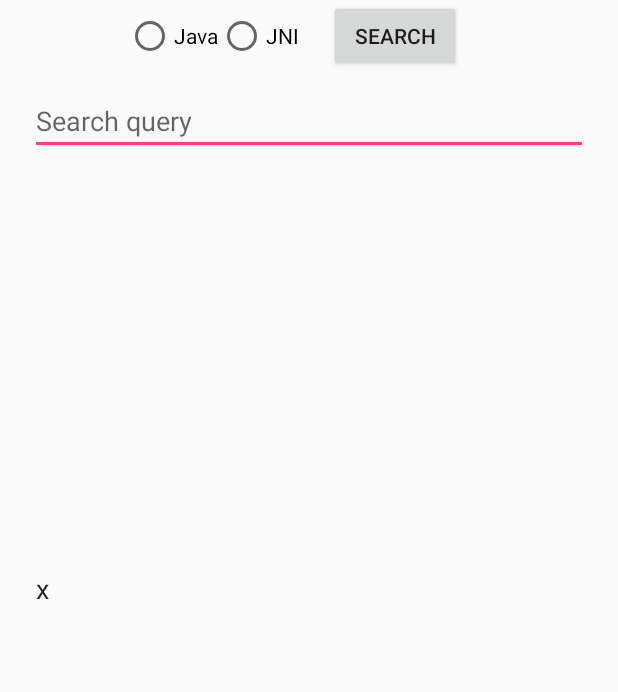
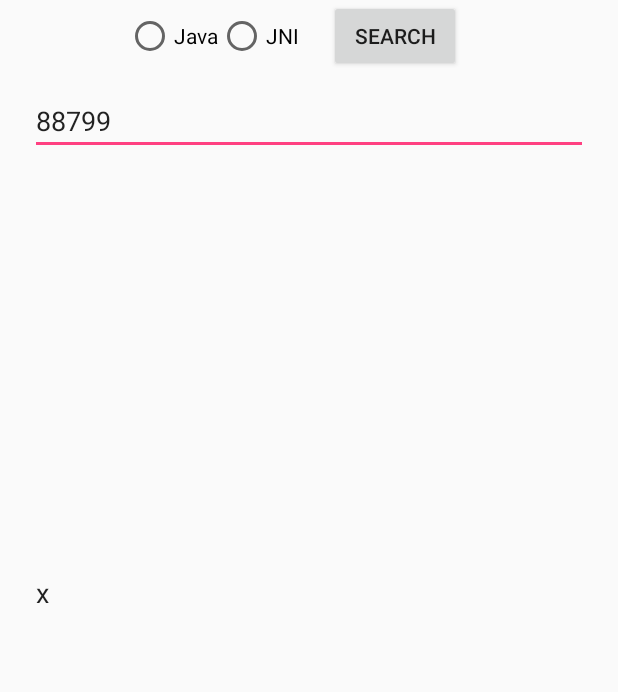
Before and after one commit to shobhitagarwal1612/SearchNative, an Android app: the screen it shows after launch (MainActivity), on a phone screen of 412 x 824 dp. Shown: the part 182-874 px from the top of the screen. Run offline under Robolectric (Android 15) with nearby library versions, the phone set to English and light mode, and no system bars; 1 statement that could not run was skipped.

Commit message:
Adds US census data containing 88799 entries Sets the value of search text as the last entry of the data

```diff
--- a/app/src/main/res/layout/activity_main.xml
+++ b/app/src/main/res/layout/activity_main.xml
@@ -60,9 +60,11 @@
         android:layout_height="wrap_content"
         android:ems="10"
         android:hint="@string/search_query"
+        android:text="88799"
         android:inputType="textPersonName" />
 
     <EditText
+        android:layout_marginTop="5dp"
         android:id="@+id/textString"
         android:layout_width="match_parent"
         android:layout_height="match_parent"
--- a/app/src/main/res/values/strings.xml
+++ b/app/src/main/res/values/strings.xml
@@ -1,6 +1,6 @@
 <resources>
     <string name="app_name">SearchNative</string>
-    <string name="result">%s  Time taken: %dms</string>
+    <string name="result">%s\nTime taken: %dms</string>
     <string name="search_query">Search query</string>
     <string name="search">Search</string>
     <string name="using_java">Java</string>
```
Also changed, not shown: 1 other file.
